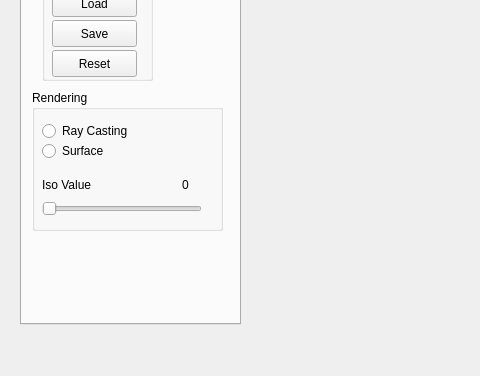
First picture: the form in mandible-segmentation/src/apps/develop/gui-develop/SimpleView.ui, repository EslamAdel/3D-Mandible-Segmentation, before the edit; both pictures show x 0 to 480 and y 123 to 499 of the 848 by 499 pixel window.
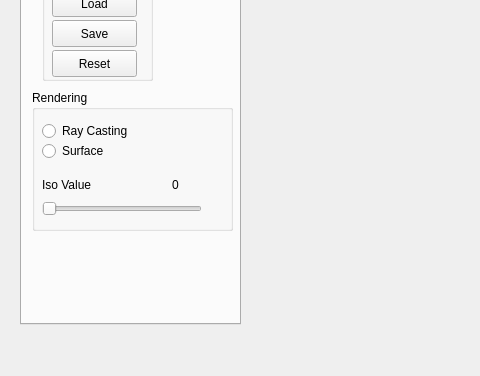
Second picture: the form after the edit. Custom widgets are drawn as their Qt base class.

Diff of the .ui file:
```diff
--- a/mandible-segmentation/src/apps/develop/gui-develop/SimpleView.ui
+++ b/mandible-segmentation/src/apps/develop/gui-develop/SimpleView.ui
@@ -97,7 +97,7 @@
        <rect>
         <x>10</x>
         <y>160</y>
-        <width>191</width>
+        <width>201</width>
         <height>141</height>
        </rect>
       </property>
@@ -175,9 +175,9 @@
       <widget class="QLabel" name="label_9">
        <property name="geometry">
         <rect>
-         <x>150</x>
+         <x>140</x>
          <y>80</y>
-         <width>16</width>
+         <width>51</width>
          <height>29</height>
         </rect>
        </property>
```
Left out of the diff: 2 changed lines with no effect on the pictures.
